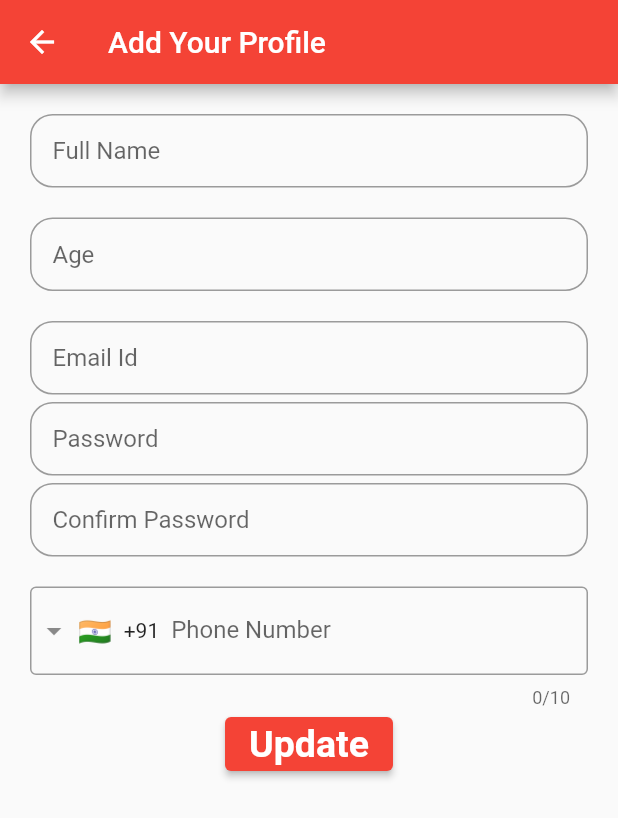
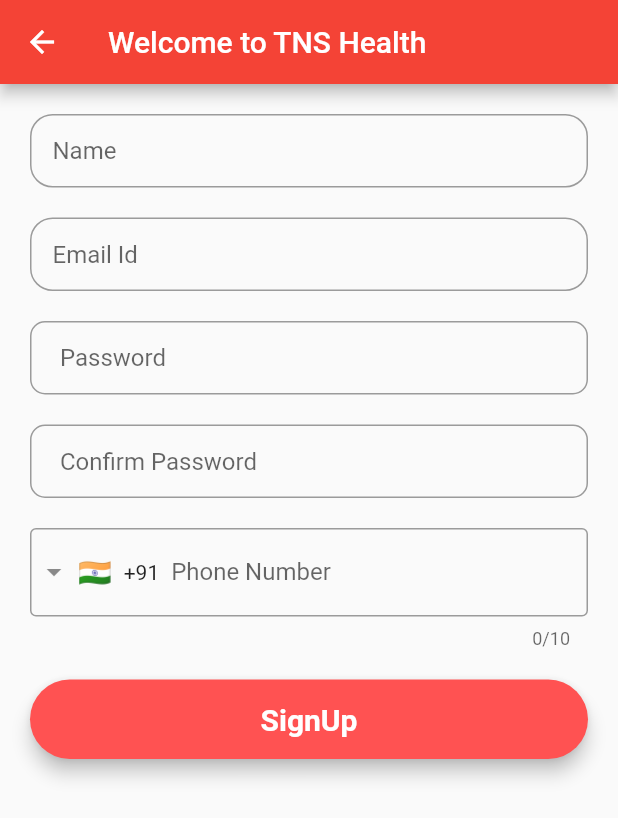
Before and after one commit to tnsmobilesolutions/tnshealth, a Flutter app: the screen it shows after launch, after a tap on "SignUp", on a phone screen of 412 x 824 dp. Shown: the top 818 px of the screen. Run offline on Flutter 3.47's test engine with Material 2 defaults, Android fonts, the phone set to English and light mode, and no system bars; drawn by our look-alikes of intl_phone_field; our stand-ins replace cloud_firestore, firebase_auth, firebase_core, flutter_speed_dial, fluttertoast, image_picker; accounts and stored records are empty.

Commit message:
signUp page link with firebase

```diff
--- /dev/null
+++ b/lib/model/usermodel.dart
@@ -0,0 +1,42 @@
+class Data {
+  String? uid;
+  String? name;
+  String? phonenumber;
+  String? email;
+  String? gender;
+  String? bloodgroup;
+  String? maritialstatus;
+  String? height;
+  String? weight;
+  String? adress;
+
+  Data({
+    this.uid,
+    this.name,
+    this.phonenumber,
+    this.email,
+    // this.gender,
+    // this.bloodgroup,
+    // this.maritialstatus,
+    // this.height,
+    // this.weight,
+    // this.adress
+  });
+//data from server
+  factory Data.frommap(Map) {
+    return Data(
+        uid: Map['Chunu'],
+        name: Map['Amrutanshu'],
+        phonenumber: Map[8249090924],
+        email: Map['amrutanshup@gmail.com']);
+  }
+  //data to server
+  Map<String, dynamic> toMap() {
+    return {
+      'uid': uid,
+      'name': name,
+      'phonenumber': phonenumber,
+      'email': email
+    };
+  }
+}
--- a/lib/screen/Dashboard.dart
+++ b/lib/screen/Dashboard.dart
@@ -39,7 +39,7 @@
               ),
               Tab(
                 child: Text(
-                  'Diagnosys',
+                  'Diagnosis',
                   style: kTabBar,
                 ),
               ),
--- a/lib/screen/signin.dart
+++ b/lib/screen/signin.dart
@@ -55,7 +55,7 @@
       obscureText: true,
       autofocus: false,
       controller: passswordController,
-      keyboardType: TextInputType.number,
+      keyboardType: TextInputType.visiblePassword,
       validator: (value) {
         RegExp regex = RegExp(r'^.{6,}$');
         if (value!.isEmpty) {
--- a/lib/screen/signup.dart
+++ b/lib/screen/signup.dart
@@ -1,8 +1,10 @@
+import 'package:cloud_firestore/cloud_firestore.dart';
+import 'package:firebase_auth/firebase_auth.dart';
 import 'package:flutter/material.dart';
+import 'package:fluttertoast/fluttertoast.dart';
 import 'package:intl_phone_field/intl_phone_field.dart';
+import 'package:tnshealth/model/usermodel.dart';
 import 'package:tnshealth/screen/Dashboard.dart';
-
-enum SingingCharacter { Male, Female }
 
 class SignupPage extends StatefulWidget {
   const SignupPage({Key? key}) : super(key: key);
@@ -12,110 +14,172 @@
 }
 
 class _SignupPageState extends State<SignupPage> {
-  @override
+  final _auth = FirebaseAuth.instance;
+  String? errorMessage;
+  final _formKey = GlobalKey<FormState>();
   final fullnamecontroller = TextEditingController();
-  final agecontroller = TextEditingController();
+  final dobcontroller = TextEditingController();
   final emailcontroller = TextEditingController();
   final passwordcontroller = TextEditingController();
   final confirmpasswordcontroller = TextEditingController();
-
+  final adresscontroller = TextEditingController();
   final phonenumbercontroller = TextEditingController();
-
   final kTextStyle = const TextStyle(fontSize: 20, fontWeight: FontWeight.bold);
   final kTabBar = const TextStyle(fontSize: 18, fontWeight: FontWeight.bold);
 
-  SingingCharacter? _character = SingingCharacter.Male;
-
   @override
   Widget build(BuildContext context) {
+    //namefield
+
+    final name = TextFormField(
+      controller: fullnamecontroller,
+      decoration: InputDecoration(
+          contentPadding: const EdgeInsets.all(15),
+          hintText: 'Name',
+          border: OutlineInputBorder(borderRadius: BorderRadius.circular(15))),
+      validator: (value) {
+        RegExp regex = RegExp(r'^.{3,}$');
+        if (value!.isEmpty) {
+          return (" Name cannot be Empty");
+        }
+        if (!regex.hasMatch(value)) {
+          return ("Enter Valid name(Min. 3 Character)");
+        }
+        return null;
+      },
+      onSaved: (value) {
+        value = fullnamecontroller.text;
+      },
+    );
+
+    //emailfield
+
+    final email = TextFormField(
+      validator: (value) {
+        if (value!.isEmpty) {
+          return ("Please Enter Your Email");
+        }
+        // reg expression for email validation
+        if (!RegExp("^[a-zA-Z0-9+_.-]+@[a-zA-Z0-9.-]+.[a-z]").hasMatch(value)) {
+          return ("Please Enter a valid email");
+        }
+        return null;
+      },
+      onSaved: (value) {
+        emailcontroller.text = value!;
+      },
+      controller: emailcontroller,
+      decoration: InputDecoration(
+          contentPadding: const EdgeInsets.all(15),
+          hintText: 'Email Id',
+          border: OutlineInputBorder(borderRadius: BorderRadius.circular(15))),
+    );
+
+    //password field
+
+    final password = TextFormField(
+      autofocus: false,
+      controller: passwordcontroller,
+      obscureText: true,
+      validator: (value) {
+        RegExp regex = RegExp(r'^.{6,}$');
+        if (value!.isEmpty) {
+          return ("Password is required for login");
+        }
+        if (!regex.hasMatch(value)) {
+          return ("Enter Valid Password(Min. 6 Character)");
+        }
+      },
+      onSaved: (value) {
+        passwordcontroller.text = value!;
+      },
+      textInputAction: TextInputAction.next,
+      decoration: InputDecoration(
+        contentPadding: const EdgeInsets.fromLTRB(20, 15, 20, 15),
+        hintText: "Password",
+        border: OutlineInputBorder(
+          borderRadius: BorderRadius.circular(10),
+        ),
+      ),
+    );
+
+    //confirm password field
+
+    final confirmPassword = TextFormField(
+        autofocus: false,
+        controller: confirmpasswordcontroller,
+        obscureText: true,
+        validator: (value) {
+          if (confirmpasswordcontroller.text != passwordcontroller.text) {
+            return "Password don't match";
+          }
+          return null;
+        },
+        onSaved: (value) {
+          confirmpasswordcontroller.text = value!;
+        },
+        textInputAction: TextInputAction.done,
+        decoration: InputDecoration(
+          contentPadding: const EdgeInsets.fromLTRB(20, 15, 20, 15),
+          hintText: "Confirm Password",
+          border: OutlineInputBorder(
+            borderRadius: BorderRadius.circular(10),
+          ),
+        ));
+//signup button
+    final signUpButton = Material(
+      elevation: 5,
+      borderRadius: BorderRadius.circular(30),
+      color: Colors.redAccent,
+      child: MaterialButton(
+          padding: const EdgeInsets.fromLTRB(20, 15, 20, 15),
+          minWidth: MediaQuery.of(context).size.width,
+          onPressed: () {
+            signUp(emailcontroller.text, passwordcontroller.text);
+          },
+          child: const Text(
+            "SignUp",
+            textAlign: TextAlign.center,
+            style: TextStyle(
+                fontSize: 20, color: Colors.white, fontWeight: FontWeight.bold),
+          )),
+    );
+
     return Scaffold(
       appBar: AppBar(
-        title: Text('Add Your Profile'),
+        title: const Text('Welcome to TNS Health'),
       ),
       body: SingleChildScrollView(
         child: Padding(
           padding: const EdgeInsets.all(20.0),
+          child: Form(
+            key: _formKey,
             child: Column(
               mainAxisAlignment: MainAxisAlignment.center,
               crossAxisAlignment: CrossAxisAlignment.start,
               children: <Widget>[
-              TextFormField(
-                controller: fullnamecontroller,
-                decoration: InputDecoration(
-                    contentPadding: const EdgeInsets.all(15),
-                    hintText: 'Full Name',
-                    border: OutlineInputBorder(
-                        borderRadius: BorderRadius.circular(15))),
-              ),
-              const SizedBox(height: 20),
-              // Text('Patient Name', style: kTabBar),
-              // const SizedBox(height: 20),
-              TextFormField(
-                controller: agecontroller,
-                decoration: InputDecoration(
-                    contentPadding: const EdgeInsets.all(15),
-                    hintText: 'Age',
-                    border: OutlineInputBorder(
-                        borderRadius: BorderRadius.circular(15))),
-              ),
-              // const SizedBox(height: 20),
-              // Row(
-              //   children: [
-              //     RadioListTile<SingingCharacter>(
-              //       title: const Text('Male'),
-              //       value: SingingCharacter.Male,
-              //       groupValue: _character,
-              //       onChanged: (SingingCharacter? value) {
-              //         setState(() {
-              //           _character = value;
-              //         });
-              //       },
-              //     ),
-              //     RadioListTile<SingingCharacter>(
-              //       title: const Text('Female'),
-              //       value: SingingCharacter.Female,
-              //       groupValue: _character,
-              //       onChanged: (SingingCharacter? value) {
-              //         setState(() {
-              //           _character = value;
-              //         });
-              //       },
-              //     ),
-              //   ],
-              // ),
-              const SizedBox(height: 20),
-              TextFormField(
-                controller: emailcontroller,
-                decoration: InputDecoration(
-                    contentPadding: const EdgeInsets.all(15),
-                    hintText: 'Email Id',
-                    border: OutlineInputBorder(
-                        borderRadius: BorderRadius.circular(15))),
-              ),
-              const SizedBox(height: 5),
-              TextField(
-                controller: passwordcontroller,
-                obscureText: true,
-                decoration: InputDecoration(
-                    contentPadding: const EdgeInsets.all(15),
-                    hintText: 'Password',
-                    border: OutlineInputBorder(
-                        borderRadius: BorderRadius.circular(15))),
-              ),
-              const SizedBox(height: 5),
-              TextField(
-                controller: confirmpasswordcontroller,
-                decoration: InputDecoration(
-                    contentPadding: const EdgeInsets.all(15),
-                    hintText: 'Confirm Password',
-                    border: OutlineInputBorder(
-                        borderRadius: BorderRadius.circular(15))),
-              ),
-
-              const SizedBox(height: 20),
-              // Text('Mobile No.', style: kTabBar),
-              // const SizedBox(height: 20),
+                name,
+                SizedBox(height: 20),
+                email,
+                SizedBox(height: 20),
+                password,
+                SizedBox(height: 20),
+                confirmPassword,
+                SizedBox(height: 20),
                 IntlPhoneField(
+                  validator: (value) {
+                    RegExp regex = new RegExp(r'^.{10,}$');
+                    if (value!.isEmpty) {
+                      return ("phone number cannot be Empty");
+                    }
+                    if (!regex.hasMatch(value)) {
+                      return ("Enter Valid name(Min. 10 Character)");
+                    }
+                    return null;
+                  },
+                  onSaved: (value) {
+                    phonenumbercontroller.text = value!.toString();
+                  },
                   controller: phonenumbercontroller,
                   decoration: const InputDecoration(
                     labelText: 'Phone Number',
@@ -128,29 +192,51 @@
                     // print(phone.completeNumber);
                   },
                 ),
-              Center(
-                child: ElevatedButton(
-                    onPressed: () {
-                      print(fullnamecontroller.text);
-                      print(agecontroller.text);
-                      print(emailcontroller.text);
-                      print(passwordcontroller.text);
-                      print(confirmpasswordcontroller.text);
-
-                      print(phonenumbercontroller.text);
-                      Navigator.push(context,
-                          MaterialPageRoute(builder: (context) => DashBoard()));
-                    },
-                    child: const Text(
-                      'Update',
-                      style:
-                          TextStyle(fontWeight: FontWeight.bold, fontSize: 25),
-                    )),
-              )
+                SizedBox(height: 20),
+                signUpButton,
+                SizedBox(height: 15),
               ],
+            ),
           ),
         ),
       ),
     );
   }
+
+  void signUp(String email, String password) async {
+    if (_formKey.currentState!.validate()) {
+      await _auth
+          .createUserWithEmailAndPassword(email: email, password: password)
+          .then((value) => {postDetailsToFirestore()})
+          .catchError((e) {
+        Fluttertoast.showToast(msg: e!.message);
+      });
     }
+  }
+
+  postDetailsToFirestore() async {
+    // calling our firestore
+    // calling our data
+    // sedning these values
+
+    FirebaseFirestore firebaseFirestore = FirebaseFirestore.instance;
+    User? users = _auth.currentUser;
+
+    Data data = Data();
+
+    // writing all the values
+    data.email = users!.email;
+    data.uid = users.uid;
+    data.name = fullnamecontroller.text;
+    data.phonenumber = phonenumbercontroller.text;
+
+    await firebaseFirestore
+        .collection("users")
+        .doc(users.uid)
+        .set(data.toMap());
+    Fluttertoast.showToast(msg: "Account created successfully :) ");
+
+    Navigator.pushAndRemoveUntil((context),
+        MaterialPageRoute(builder: (context) => DashBoard()), (route) => false);
+  }
+}
```
Lines whose indentation alone changed are shown as unchanged.
